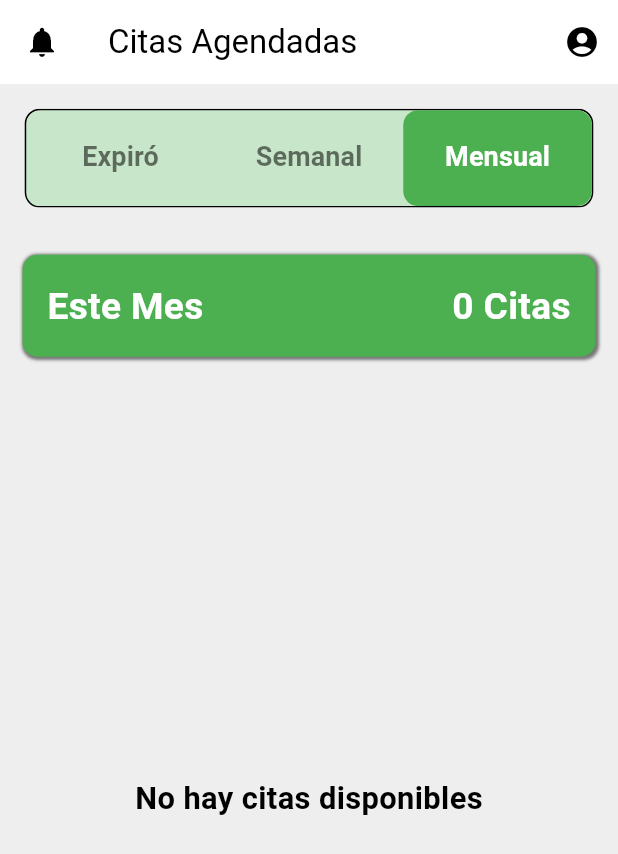
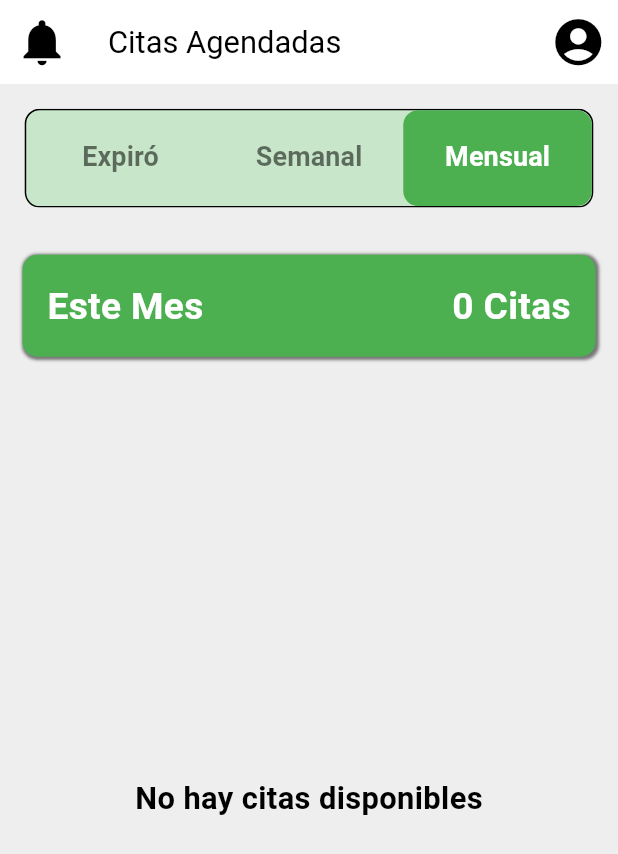
Before and after one commit to sebas-tian18/APP-Agenda-Mayor, a Flutter app: the AppointmentScreen screen opened directly, on a phone screen of 412 x 824 dp. Shown: the top 854 px of the screen. Run offline on Flutter 3.47's test engine with Material 3 defaults, Android fonts, the phone set to English and light mode, and no system bars; our stand-ins replace dio, flutter_secure_storage, get, shared_preferences, syncfusion_flutter_calendar; accounts and stored records are empty.

Commit message:
mostrar notificaciones no vistas desde la aplicacion, diseño de notificaciones

```diff
--- a/mobile/lib/models/cita.dart
+++ b/mobile/lib/models/cita.dart
@@ -8,6 +8,7 @@ class Cita {
   final String nombreProfesional;
   final String nombreEstado;
   final String nombreResolucion;
+  bool vista; // Nueva propiedad para marcar como vista
 
   Cita({
     required this.idCita,
@@ -19,6 +20,7 @@ class Cita {
     required this.nombreProfesional,
     required this.nombreEstado,
     required this.nombreResolucion,
+    this.vista = false, // Por defecto no ha sido vista
   });
 
   // Mapear desde JSON
@@ -33,6 +35,7 @@ class Cita {
       nombreProfesional: json['nombre_profesional'],
       nombreEstado: json['nombre_estado'],
       nombreResolucion: json['nombre_resolucion'],
+      vista: json['vista'] ?? false, // Carga desde JSON, si existe
     );
   }
 }
--- a/mobile/lib/providers/citas_provider.dart
+++ b/mobile/lib/providers/citas_provider.dart
@@ -5,10 +5,18 @@ import 'package:mobile/models/cita.dart';
 class CitasProvider with ChangeNotifier {
   final CitasService _citasService = CitasService();
   List<Cita> _citas = [];
+  Set<int> vistas = {}; // IDs de las citas vistas
   String? _errorMessage;
 
   List<Cita> get citas => _citas;
   String? get errorMessage => _errorMessage;
+
+  // Getter para el número de notificaciones no vistas
+  int get notificacionesNoVistas =>
+      _citas.where((cita) => !vistas.contains(cita.idCita)).length;
+
+  // Verifica si hay citas no vistas
+  bool get hasUnseenNotifications => notificacionesNoVistas > 0;
 
   Future<void> cargarCitasPorUsuario(int userId) async {
     try {
@@ -19,4 +27,16 @@ class CitasProvider with ChangeNotifier {
     }
     notifyListeners();
   }
+
+  // Marca una cita como vista
+  void marcarCitaComoVista(int idCita) {
+    vistas.add(idCita);
+    notifyListeners();
+  }
+
+  // Marca todas las citas como vistas
+  void marcarNotificacionesComoVistas() {
+    vistas.addAll(_citas.map((cita) => cita.idCita));
+    notifyListeners();
+  }
 }
--- a/mobile/lib/widgets/custom_app_bar.dart
+++ b/mobile/lib/widgets/custom_app_bar.dart
@@ -18,42 +18,81 @@ class CustomAppBar extends StatelessWidget implements PreferredSizeWidget {
   Widget build(BuildContext context) {
     final citasProvider = Provider.of<CitasProvider>(context);
     final themeNotifier = Provider.of<ThemeNotifier>(context);
+    final size = MediaQuery.of(context).size;
 
-    // Determinar si hay notificaciones basadas en las citas
-    final hasNotifications = citasProvider.citas.any((cita) {
-      final now = DateTime.now();
-      final oneWeekFromNow = now.add(const Duration(days: 7));
-      return cita.fecha.isAfter(now) && cita.fecha.isBefore(oneWeekFromNow);
-    });
+    // Define un tamaño base para el ícono en función del ancho de la pantalla
+    final iconSize = size.width * 0.09;
+
+    final unseenCount = citasProvider.citas
+        .where((cita) => !citasProvider.vistas.contains(cita.idCita))
+        .length;
 
     return AppBar(
       title: Text(
         title,
         style: TextStyle(
           color: themeNotifier.isDarkMode ? Colors.white : Colors.black,
+          fontSize: size.width * 0.05, // Ajusta el tamaño de la fuente
         ),
       ),
       backgroundColor:
-          themeNotifier.isDarkMode ? Color(0xFF1E1E1E) : Colors.white,
+          themeNotifier.isDarkMode ? const Color(0xFF1E1E1E) : Colors.white,
       automaticallyImplyLeading: showBackButton,
       leading: showBackButton
           ? IconButton(
               icon: Icon(
                 Icons.arrow_back,
                 color: themeNotifier.isDarkMode ? Colors.white : Colors.black,
+                size: iconSize, // Aplica el tamaño del ícono
               ),
               onPressed: () {
                 Navigator.pop(context);
               },
             )
           : IconButton(
-              icon: Icon(
-                hasNotifications
-                    ? Icons.notifications_active
-                    : Icons.notifications,
-                color: themeNotifier.isDarkMode ? Colors.white : Colors.black,
+              icon: Stack(
+                children: [
+                  Icon(
+                    citasProvider.hasUnseenNotifications
+                        ? Icons.notifications_active
+                        : Icons.notifications,
+                    color:
+                        themeNotifier.isDarkMode ? Colors.white : Colors.black,
+                    size: iconSize, // Aplica el tamaño del ícono
+                  ),
+                  if (unseenCount > 0)
+                    Positioned(
+                      right: 0,
+                      top: 0,
+                      child: Container(
+                        padding: const EdgeInsets.all(2),
+                        decoration: BoxDecoration(
+                          color: Colors.red,
+                          shape: BoxShape.circle,
+                        ),
+                        constraints: const BoxConstraints(
+                          minWidth: 20,
+                          minHeight: 20,
+                        ),
+                        child: Text(
+                          unseenCount.toString(),
+                          style: TextStyle(
+                            color: Colors.white,
+                            fontSize: size.width *
+                                0.03, // Ajusta el tamaño de la fuente
+                            fontWeight: FontWeight.bold,
+                          ),
+                          textAlign: TextAlign.center,
+                        ),
+                      ),
+                    ),
+                ],
               ),
               onPressed: () {
+                // Marca las notificaciones como vistas
+                citasProvider.marcarNotificacionesComoVistas();
+
+                // Navega a la pantalla de notificaciones
                 Navigator.push(
                   context,
                   MaterialPageRoute(
@@ -63,12 +102,14 @@ class CustomAppBar extends StatelessWidget implements PreferredSizeWidget {
                   ),
                 );
               },
+              iconSize: iconSize, // Aplica el tamaño del ícono
             ),
       actions: [
         IconButton(
           icon: Icon(
             Icons.account_circle,
             color: themeNotifier.isDarkMode ? Colors.white : Colors.black,
+            size: iconSize, // Aplica el tamaño del ícono
           ),
           onPressed: () {
             // Acción para el botón de perfil
```
Also changed, not shown: mobile/lib/screens/notification.dart (+51 -20 lines).
